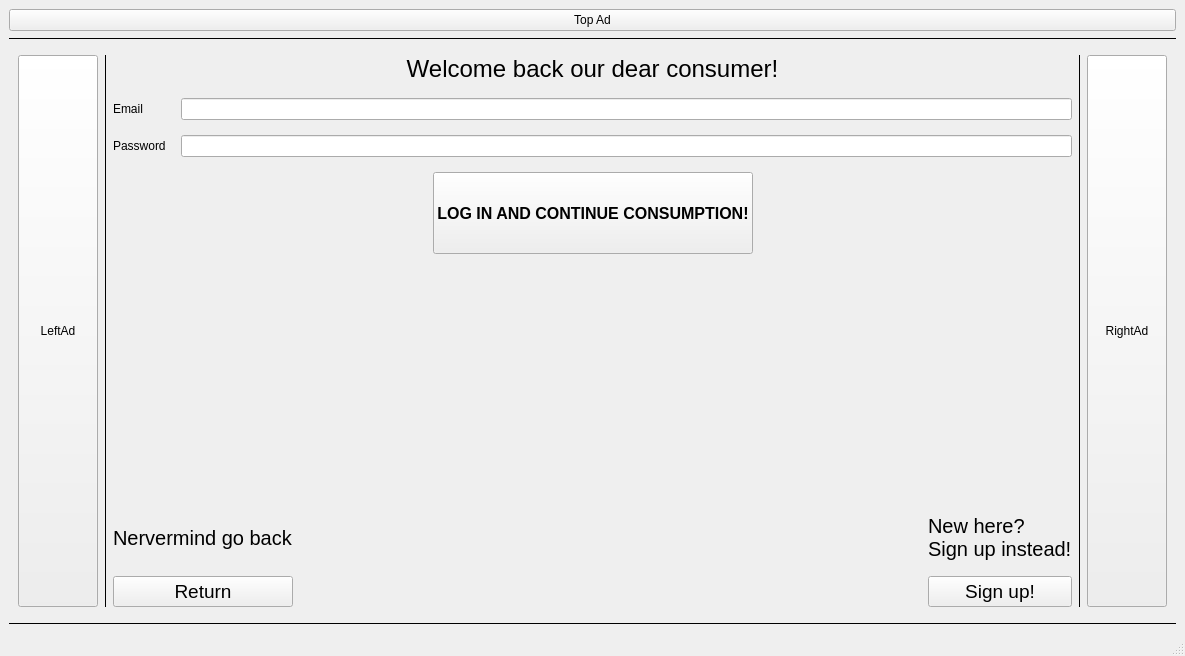
hnowakowski/Online-shop-simulator, file mainwindow.ui: the form before one commit.
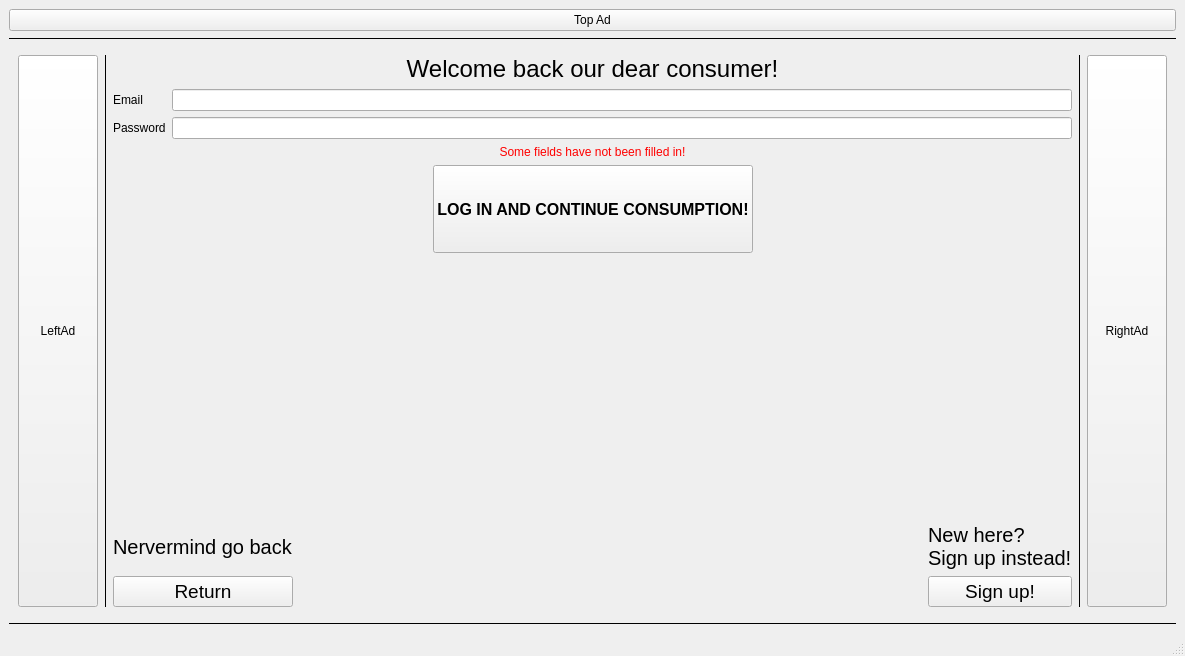
The form after the commit. The open tabs and pages were chosen to show the change.

```diff
--- a/mainwindow.ui
+++ b/mainwindow.ui
@@ -354,9 +354,9 @@
            </widget>
           </item>
           <item>
-           <layout class="QVBoxLayout" name="verticalLayout_8" stretch="0,0,1,3,0">
+           <layout class="QVBoxLayout" name="verticalLayout_8" stretch="0,0,0,1,3,0">
             <property name="spacing">
-             <number>15</number>
+             <number>6</number>
             </property>
             <item>
              <widget class="QLabel" name="labelWelcomeBack">
@@ -397,6 +397,19 @@
               </item>
              </layout>
             </item>
+            <item>
+             <widget class="QLabel" name="labelLoginBadData">
+              <property name="styleSheet">
+               <string notr="true">color: red;</string>
+              </property>
+              <property name="text">
+               <string>Some fields have not been filled in!</string>
+              </property>
+              <property name="alignment">
+               <set>Qt::AlignmentFlag::AlignCenter</set>
+              </property>
+             </widget>
+            </item>
             <item>
              <layout class="QHBoxLayout" name="horizontalLayout_8">
               <item>
```
Left out of the diff: 8 changed lines with no effect on the pictures.
